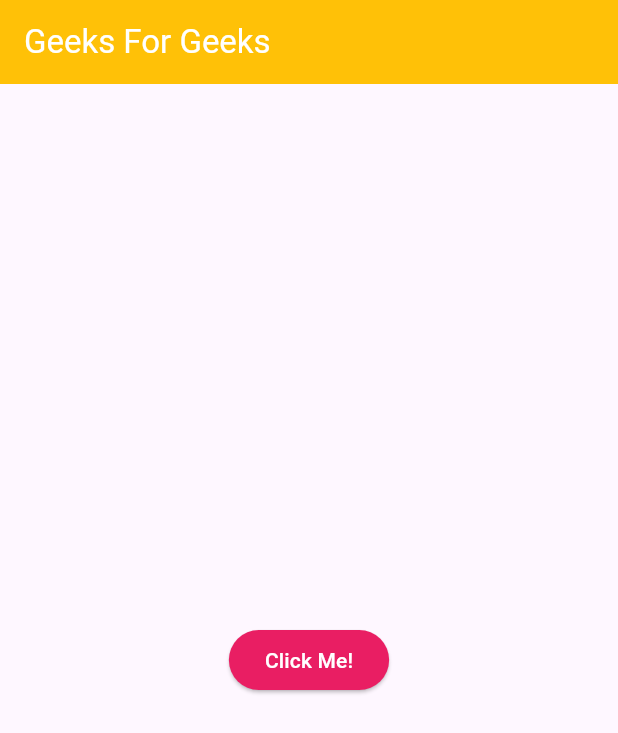
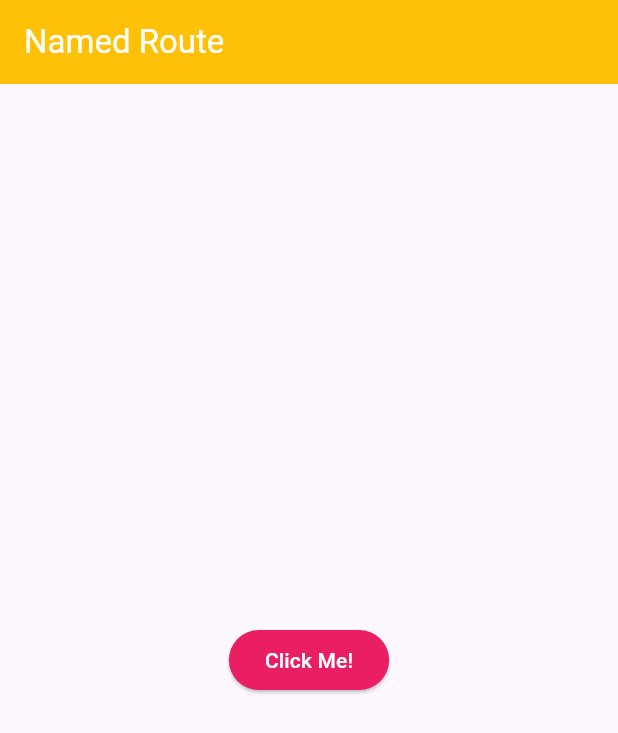
Before and after one commit to sivmey333/Mobile_Advanced, a Flutter app: the screen it shows after launch, on a phone screen of 412 x 824 dp. Shown: the top 733 px of the screen. Run offline on Flutter 3.47's test engine with Material 3 defaults, Android fonts, the phone set to English and light mode, and no system bars.

Commit message:
Named Route

```diff
--- a/lib/home_screen.dart
+++ b/lib/home_screen.dart
@@ -1,5 +1,4 @@
 import 'package:flutter/material.dart';
-import 'package:mobile_advanced_test1/page2.dart';
 
 class HomeScreen extends StatelessWidget {
   const HomeScreen({super.key});
@@ -8,7 +7,7 @@ class HomeScreen extends StatelessWidget {
   Widget build(BuildContext context) {
     return Scaffold(
       appBar: AppBar(
-        title: const Text('Geeks For Geeks'),
+        title: const Text('Named Route'),
         backgroundColor: Colors.amber,
         foregroundColor: Colors.white,
       ),
@@ -23,8 +22,7 @@ class HomeScreen extends StatelessWidget {
               ),
             ),
             onPressed: () {
-              Navigator.push(context,
-                  MaterialPageRoute(builder: (context) => const Page2()));
+              Navigator.pushNamed(context, '/second');
             },
             child: const Text('Click Me!')),
       ),
--- a/lib/main.dart
+++ b/lib/main.dart
@@ -1,5 +1,6 @@
 import 'package:flutter/material.dart';
 import 'package:mobile_advanced_test1/home_screen.dart';
+import 'package:mobile_advanced_test1/page2.dart';
 
 void main() {
   runApp(const MyApp());
@@ -13,12 +14,16 @@ class MyApp extends StatelessWidget {
   Widget build(BuildContext context) {
     return MaterialApp(
       debugShowCheckedModeBanner: false,
-      title: 'GeeksForGeeks',
+      title: 'Named Route',
       theme: ThemeData(
         colorScheme: ColorScheme.fromSeed(seedColor: Colors.deepPurple),
         useMaterial3: true,
       ),
-      home: HomeScreen(),
+      initialRoute: '/',
+      routes: {
+        '/': (context) => const HomeScreen(),
+        '/second': (context) => Page2(),
+      },
     );
   }
 }
```
